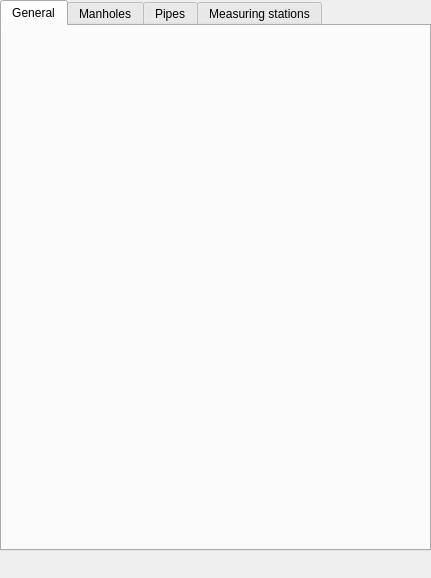
nens/Beoordelingstool, file beoordelingstool_dockwidget_base.ui: the form before one commit.
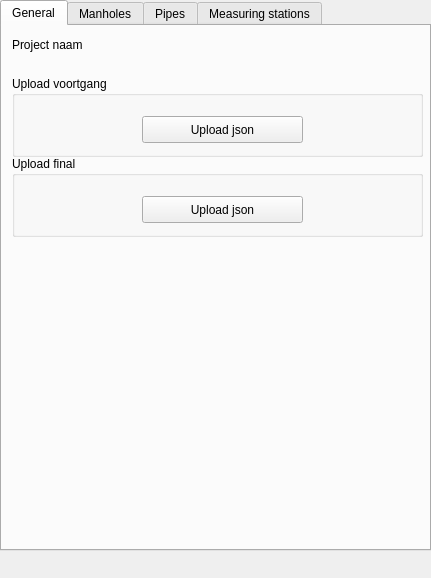
The form after the commit. The open tabs and pages were chosen to show the change.

Commit message: Create a json of the shapefiles manholes, pipes and measuring stations.

Patch:
```diff
--- a/beoordelingstool_dockwidget_base.ui
+++ b/beoordelingstool_dockwidget_base.ui
@@ -36,6 +36,71 @@
      <attribute name="title">
       <string>General</string>
      </attribute>
+     <widget class="QLabel" name="label_project_name">
+      <property name="geometry">
+       <rect>
+        <x>10</x>
+        <y>10</y>
+        <width>411</width>
+        <height>17</height>
+       </rect>
+      </property>
+      <property name="text">
+       <string>Project naam</string>
+      </property>
+     </widget>
+     <widget class="QGroupBox" name="groupbox_upload_voortgang">
+      <property name="geometry">
+       <rect>
+        <x>10</x>
+        <y>50</y>
+        <width>411</width>
+        <height>81</height>
+       </rect>
+      </property>
+      <property name="title">
+       <string>Upload voortgang</string>
+      </property>
+      <widget class="QPushButton" name="pushbutton_upload_voortgang_json">
+       <property name="geometry">
+        <rect>
+         <x>130</x>
+         <y>40</y>
+         <width>161</width>
+         <height>27</height>
+        </rect>
+       </property>
+       <property name="text">
+        <string>Upload json</string>
+       </property>
+      </widget>
+     </widget>
+     <widget class="QGroupBox" name="groupbox_upload_final">
+      <property name="geometry">
+       <rect>
+        <x>10</x>
+        <y>130</y>
+        <width>411</width>
+        <height>81</height>
+       </rect>
+      </property>
+      <property name="title">
+       <string>Upload final</string>
+      </property>
+      <widget class="QPushButton" name="pushbutton_upload_final_json">
+       <property name="geometry">
+        <rect>
+         <x>130</x>
+         <y>40</y>
+         <width>161</width>
+         <height>27</height>
+        </rect>
+       </property>
+       <property name="text">
+        <string>Upload json</string>
+       </property>
+      </widget>
+     </widget>
     </widget>
     <widget class="QWidget" name="tab_manholes">
      <attribute name="title">
```
The commit also changes 1 other file.
